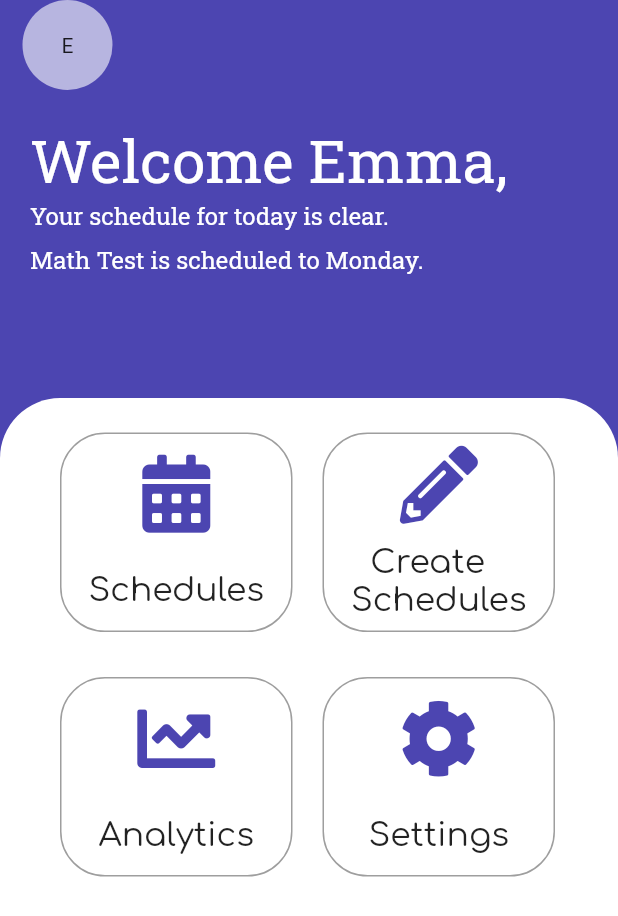
After one commit to ompatel11/planner, a Flutter app: the Homepage screen opened by its route, on a phone screen of 412 x 824 dp. The commit adds this screen. Shown: the top 916 px of the screen. Run offline on Flutter 3.47's test engine with Material 2 defaults, Android fonts, the phone set to English and light mode, and no system bars; our stand-ins replace flutter_svg, font_awesome_flutter, google_fonts.

Commit message:
Home Screen UI

```diff
--- /dev/null
+++ b/planner/lib/Screens/home.dart
@@ -0,0 +1,209 @@
+import 'package:flutter/material.dart';
+import 'package:font_awesome_flutter/font_awesome_flutter.dart';
+import 'package:google_fonts/google_fonts.dart';
+import 'package:planner/Constants/constants.dart';
+
+class Homepage extends StatefulWidget {
+  @override
+  _HomepageState createState() => _HomepageState();
+}
+
+class _HomepageState extends State<Homepage> {
+  @override
+  Widget build(BuildContext context) {
+    double w = MediaQuery.of(context).size.width;
+    double h = MediaQuery.of(context).size.height;
+    return Scaffold(
+      backgroundColor: blueThemeColor,
+      body: Stack(
+        children: [
+          Container(
+            child: ListView(
+              children: [
+                Row(
+                  children: [
+                    SizedBox(width:15.0),
+                    Container(
+                      width: 60,
+                      height: 60,
+                      decoration: BoxDecoration(
+                        color: Colors.white60,
+                        shape: BoxShape.circle
+                      ),
+                      child: Center(child: Text("E")),
+                    ),
+                  ],
+                ),
+                Padding(
+                  padding: const EdgeInsets.only(top:20.0,left: 20.0),
+                  child: Column(
+                    crossAxisAlignment: CrossAxisAlignment.start,
+                    children: [
+                      Text("Welcome Emma,",
+                      style: GoogleFonts.robotoSlab(
+                        fontSize:40,
+                        color:Colors.white,
+                      ),),
+                      Text("Your schedule for today is clear.",
+                      style: GoogleFonts.robotoSlab(
+                        fontSize:16,
+                        color:Colors.white,
+                      ),),
+                      SizedBox(height: 8.0,),
+                      Text("Math Test is scheduled to Monday.",
+                      style: GoogleFonts.robotoSlab(
+                        fontSize:16,
+                        color:Colors.white,
+                      ),),
+                    ],
+                  ),
+                ),
+                Padding(
+                  padding:  EdgeInsets.only(top:h * 0.1),
+                  child: Container(
+                    height: h * 0.7,
+                    decoration: BoxDecoration(
+                      borderRadius: BorderRadius.only(topLeft: Radius.circular(40),topRight: Radius.circular(40)),
+                      color: Colors.white,
+                    ),
+
+                  ),
+                ),
+              ],
+            ),
+          ),
+          Positioned(
+            top: h * 0.35,
+            child: Padding(
+              padding: const EdgeInsets.symmetric(horizontal:40.0),
+              child: Column(
+                mainAxisAlignment: MainAxisAlignment.center,
+                children: [
+                  Row(
+                    crossAxisAlignment: CrossAxisAlignment.center,
+                    mainAxisAlignment: MainAxisAlignment.spaceBetween,
+                    children: [
+                      GestureDetector(
+                        onTap: (){
+                          print("GHe");
+                        },
+                        child: Container(
+                          height: 133,
+                          width: 155,
+                          decoration: BoxDecoration(
+                            borderRadius: BorderRadius.all(Radius.circular(30)),
+                            color: Colors.white,
+                            shape: BoxShape.rectangle,
+                            border: Border.all(color: Colors.grey)
+                          ),
+                          child: Center(
+                            child: Column(
+                              mainAxisAlignment: MainAxisAlignment.spaceAround,
+                              children: [
+                              FaIcon(FontAwesomeIcons.solidCalendarAlt,size: 52,color: blueThemeColor,),
+                              Text("Schedules",
+                              style: GoogleFonts.comfortaa(
+                                fontSize: 22,
+                              ),)
+                            ],),
+                          ),
+                        ),
+                      ),
+                      SizedBox(
+                        width: 20.0,
+                      ),
+                      GestureDetector(
+                        child: Container(
+                          height: 133,
+                          width: 155,
+                          decoration: BoxDecoration(
+                            borderRadius: BorderRadius.all(Radius.circular(30)),
+                            color: Colors.white,
+                            shape: BoxShape.rectangle,
+                            border: Border.all(color: Colors.grey)
+                          ),
+                          child: Center(
+                            child: Column(
+                              mainAxisAlignment: MainAxisAlignment.spaceAround,
+                              children: [
+                              FaIcon(FontAwesomeIcons.pencilAlt,size: 52,color: blueThemeColor,),
+                              Text("\t Create\nSchedules",
+                              style: GoogleFonts.comfortaa(
+                                fontSize: 22,
+                              ),)
+                            ],),
+                          ),
+                        ),
+                      )
+                    ],
+                  ),
+                  SizedBox(
+                        height: 30.0,
+                      ),
+                  Row(
+                    crossAxisAlignment: CrossAxisAlignment.center,
+                    mainAxisAlignment: MainAxisAlignment.spaceBetween,
+                    children: [
+                      GestureDetector(
+                        onTap: (){
+                          print("GHe");
+                        },
+                        child: Container(
+                          height: 133,
+                          width: 155,
+                          decoration: BoxDecoration(
+                            borderRadius: BorderRadius.all(Radius.circular(30)),
+                            color: Colors.white,
+                            shape: BoxShape.rectangle,
+                            border: Border.all(color: Colors.grey)
+                          ),
+                          child: Center(
+                            child: Column(
+                              mainAxisAlignment: MainAxisAlignment.spaceAround,
+                              children: [
+                              FaIcon(FontAwesomeIcons.chartLine,size: 52,color: blueThemeColor,),
+                              Text("Analytics",
+                              style: GoogleFonts.comfortaa(
+                                fontSize: 22,
+                              ),)
+                            ],),
+                          ),
+                        ),
+                      ),
+                      SizedBox(
+                        width: 20.0,
+                      ),
+                      GestureDetector(
+                        child: Container(
+                          height: 133,
+                          width: 155,
+                          decoration: BoxDecoration(
+                            borderRadius: BorderRadius.all(Radius.circular(30)),
+                            color: Colors.white,
+                            shape: BoxShape.rectangle,
+                            border: Border.all(color: Colors.grey)
+                          ),
+                          child: Center(
+                            child: Column(
+                              mainAxisAlignment: MainAxisAlignment.spaceAround,
+                              children: [
+                              FaIcon(FontAwesomeIcons.cog,size: 52,color: blueThemeColor,),
+                              Text("Settings",
+                              style: GoogleFonts.comfortaa(
+                                fontSize: 22,
+                              ),)
+                            ],),
+                          ),
+                        ),
+                      )
+                    ],
+                  )
+                ],
+              ),
+            ),
+          )
+        ],
+      )
+    );
+  }
+}
--- a/planner/lib/Screens/signup.dart
+++ b/planner/lib/Screens/signup.dart
@@ -138,11 +138,18 @@ class _SignupScreenState extends State<SignupScreen> {
                           color:blueThemeColor,
                           borderRadius: BorderRadius.all(Radius.circular(20))
                         ),
-                        child: Center(child: Text("Sign Up",
-                        style: GoogleFonts.comfortaa(
-                          fontSize: 28,
-                          )),
+                        child: GestureDetector(
+                          onTap: (){
+                            Navigator.of(context).popAndPushNamed("/homepage");
+                          },
+                          child: Center(child: Text("Sign Up",
+                          style: GoogleFonts.comfortaa(
+                            fontSize: 28,
+                            color: Colors.white,
+                            fontStyle: FontStyle.italic,
+                            )),
 
+                          ),
                         ),
                       ),
                       SizedBox(
--- a/planner/lib/main.dart
+++ b/planner/lib/main.dart
@@ -1,5 +1,6 @@
 import 'package:flutter/material.dart';
 import 'package:planner/Screens/app.dart';
+import 'package:planner/Screens/home.dart';
 import 'package:planner/Screens/login.dart';
 import 'package:planner/Screens/mainlandingpage.dart';
 import 'package:planner/Screens/signup.dart';
@@ -15,6 +16,7 @@ class MyApp extends StatelessWidget {
     return MaterialApp(
       debugShowCheckedModeBanner: false,
       routes: {
+        '/homepage':(context)=> Homepage(),
         '/landingpage':(context)=> Landingpage(),
         '/signup':(context)=> SignupScreen(),
         '/login':(context)=> LoginScreen(),
```
